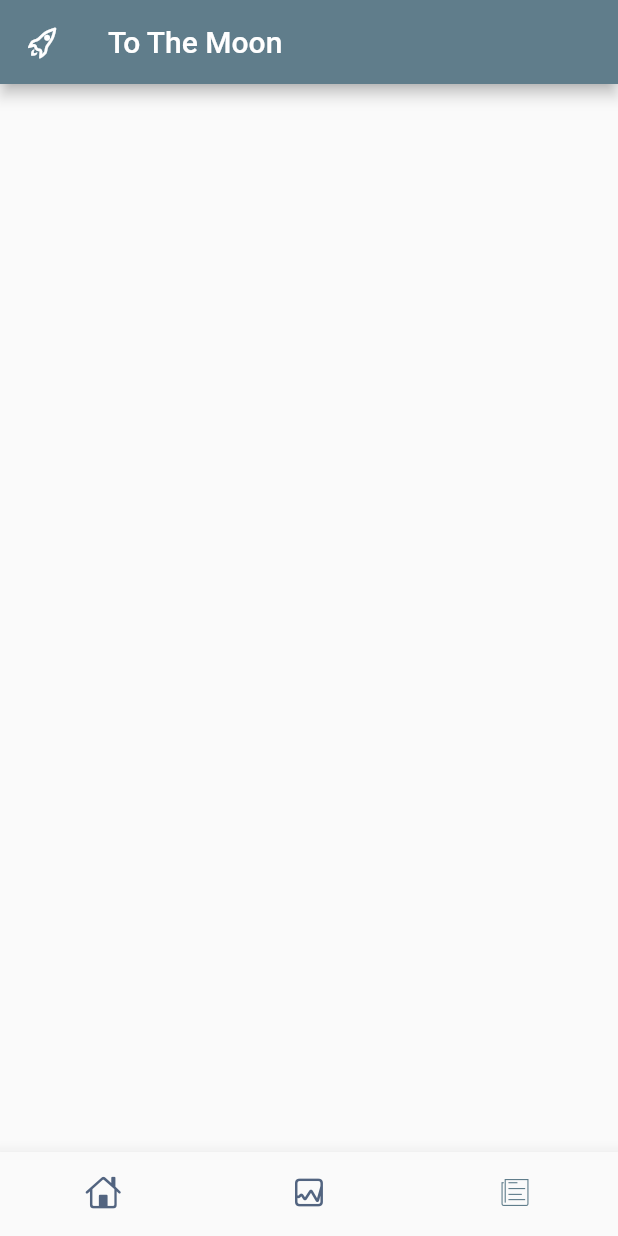
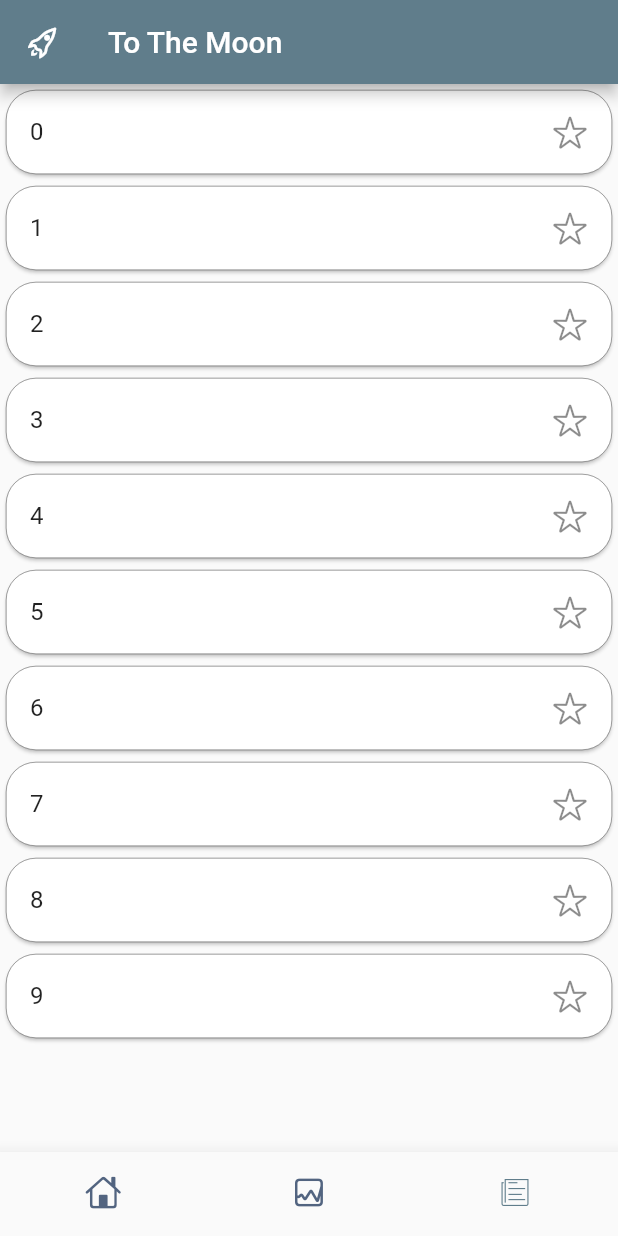
Before and after one commit to meryemmarasli/ToTheMoon, a Flutter app: the BottomBar screen opened directly, item 3 of the bottom bar chosen, on a phone screen of 412 x 824 dp. Run offline on Flutter 3.47's test engine with Material 2 defaults, Android fonts, the phone set to English and light mode, and no system bars; our stand-ins replace sqflite; missing offline and left inert: dart:ffi; accounts and stored records are empty.

Commit message:
lesson update

```diff
--- a/to_the_moon/lib/viewmodels/lesson_view_model.dart
+++ b/to_the_moon/lib/viewmodels/lesson_view_model.dart
@@ -4,17 +4,28 @@ import 'package:flutter/src/widgets/framework.dart';
 import 'package:path/path.dart';
 import 'package:sqflite/sqflite.dart';
 import 'dart:convert';
-import 'dart:io';
-import 'package:path_provider/path_provider.dart';
 
-import 'package:flutter/material.dart';
 import 'package:flutter/services.dart' as rootBundle;
 
 
+import 'package:flutter/material.dart';
+
+Future<List<LessonModel>> readJsonData() async {
+      final jsonData = await rootBundle.rootBundle.loadString("assets/lesson.json");
+      Map<String,dynamic> map = json.decode(jsonData.toString());
+      List<LessonModel> list = [];
+      for(var v in map["lesson"]){
+        list.add(LessonModel.fromJson(v));
+      }
+
+      return list;
+
+
+  }
 
 
 class LessonViewModel with ChangeNotifier{
-   //Future<List<LessonModel>> initialLessons = readJsonData();
+   Future<List<LessonModel>> initialLessons = readJsonData();
    Future<List<LessonModel>> Lessons = LessonDatabase.instance.lessons();
 
 
@@ -23,60 +34,6 @@ class LessonViewModel with ChangeNotifier{
     LessonDatabase.instance.updateLesson(lesson);
     notifyListeners();
    }
-
-
-
-
-
-
-
-
-
-
-
-
-
-
-
-
-   /* Future<List<LessonModel>> Lessons = initialLessons;
-
-    Future<List<LessonModel>> get lessons => Lessons;
-
-
-  void setLessonsList(){
-     Lessons = readJsonData();
-     notifyListeners();
-  }
-
-  void updateLesson(int index) async{
-    final directory = await getApplicationDocumentsDirectory();
-
-    final File file = File('${directory.path}/assets/lesson.json');
-
-
-    //update lessons
-    var list = await Lessons;
-    list[index].updateComplete();
-
-    //update json
-    Map<String, dynamic> map = {};
-
-    for(var v in list){
-      map.addAll(v.toJson());
-    }
-
-    String jsonData = jsonEncode(map);
-    file.writeAsStringSync(jsonData);
-
-    setLessonsList();
-    //write to json
-   // updateJson(index);
-
-
-  } */
-
-
 
 
 
--- a/to_the_moon/lib/views/individual_lesson_view.dart
+++ b/to_the_moon/lib/views/individual_lesson_view.dart
@@ -41,7 +41,7 @@ class IndividualLessonView extends StatelessWidget {
                 child: Text('Finished Lesson.', style:TextStyle(color: Colors.white,)),
                 onPressed: () {
                     //insert completed animation
-                    lessonViewModel.updateLesson(lesson);
+                    //lessonViewModel.updateLesson(lesson);
                     lessonViewModel.notifyListeners();
                   }
                 )
--- a/to_the_moon/lib/views/lesson_view.dart
+++ b/to_the_moon/lib/views/lesson_view.dart
@@ -1,5 +1,3 @@
-import 'package:flutter/src/widgets/container.dart';
-import 'package:flutter/src/widgets/framework.dart';
 import 'package:flutter/cupertino.dart';
 import 'package:provider/provider.dart';
 
@@ -20,11 +18,10 @@ class LessonView extends StatelessWidget {
 
   @override
   Widget build(BuildContext context) {
-
     LessonViewModel lessonViewModel = context.watch<LessonViewModel>();
     return Scaffold(
-     body:  Expanded(child:FutureBuilder(
-            future: lessonViewModel.Lessons,
+      body: Expanded(child:FutureBuilder(
+            future: lessonViewModel.initialLessons,
             builder: (context,data){
               if(data.hasError){
                 return Text("Error: ${data.error}");
@@ -39,8 +36,8 @@ class LessonView extends StatelessWidget {
                         child: ListTile(
                           //change this maybe
                           //leading: CircleAvatar(child: Text((index+1).toString()), backgroundColor: Colors.grey,),
-                          title:Text(Lessons[index].getTitle().toString()),
-                          subtitle:Text(Lessons[index].getDescription().toString()),
+                          title:Text("${index}"),//Lessons[index].getTitle().toString()),
+                          //subtitle:Text(Lessons[index].getDescription().toString()),
                           //change this as well
                          trailing: getTrailing(Lessons[index]),
                           onTap:(){
@@ -66,6 +63,11 @@ class LessonView extends StatelessWidget {
     );
   }
 
+
+
+
+
+
   Icon getTrailing(LessonModel lesson){
     if(lesson.getComplete() == true){
           return Icon(CupertinoIcons.star_fill, color: Colors.yellow);
```
Also changed, not shown: to_the_moon/lib/main.dart (+3 -5 lines), to_the_moon/lib/models/lesson.dart (+10 -0 lines), 26 other files.
